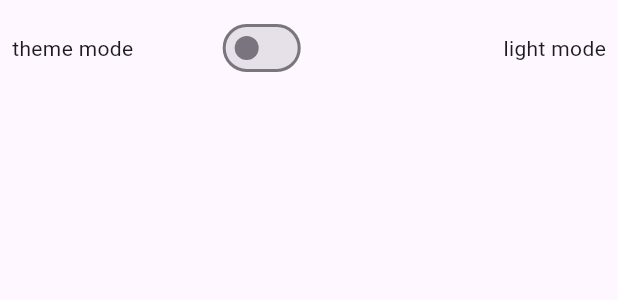
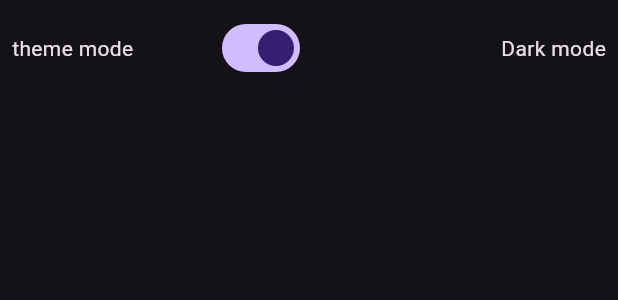
Before and after one commit to tituskings/funfact_flutter_app, a Flutter app: the Themeswitcher widget shown alone on an empty page, opened directly, on a phone screen of 412 x 824 dp. Shown: the top 300 px of the screen. Run offline on Flutter 3.47's test engine with Material 3 defaults, Android fonts, the phone set to English and light mode, and no system bars; our stand-ins replace dio, shared_preferences; accounts and stored records are empty; network calls fail.

Commit message:
updating global state with switch button

```diff
--- a/lib/widgets/themeSwitcher.dart
+++ b/lib/widgets/themeSwitcher.dart
@@ -1,4 +1,6 @@
 import 'package:flutter/material.dart';
+import 'package:funfact_app/provider/themeProvider.dart';
+import 'package:provider/provider.dart';
 
 class Themeswitcher extends StatefulWidget {
   const Themeswitcher({super.key});
@@ -8,10 +10,9 @@ class Themeswitcher extends StatefulWidget {
 }
 
 class _ThemeswitcherState extends State<Themeswitcher> {
-  bool isChecked = false;
-
   @override
   Widget build(BuildContext context) {
+    var themeProvider = Provider.of<Themeprovider>(context);
     return Padding(
       padding: const EdgeInsets.all(8.0),
       child: Row(
@@ -21,9 +22,9 @@ class _ThemeswitcherState extends State<Themeswitcher> {
           Row(
             children: [
               Switch(
-                  value: isChecked,
+                  value: themeProvider.isDarkModeChecked,
                   onChanged: (value) {
-                    isChecked = value;
+                    themeProvider.updateMode(darkMode: value);
                     setState(() {});
                   }),
             ],
@@ -31,7 +32,7 @@ class _ThemeswitcherState extends State<Themeswitcher> {
           SizedBox(
             width: 20,
           ),
-          Text(isChecked ? "Dark mode" : "light mode"),
+          Text(themeProvider.isDarkModeChecked ? "Dark mode" : "light mode"),
         ],
       ),
     );
--- a/pubspec.yaml
+++ b/pubspec.yaml
@@ -35,6 +35,8 @@ dependencies:
   # Use with the CupertinoIcons class for iOS style icons.
   cupertino_icons: ^1.0.8
   dio: ^5.8.0+1
+  provider: ^6.1.2
+  shared_preferences: ^2.5.2
 
 dev_dependencies:
   flutter_test:
```
Also changed, not shown: lib/main.dart (+17 -3 lines), lib/provider/themeProvider.dart (added, +22 -0 lines), pubspec.lock, 1 other file.
